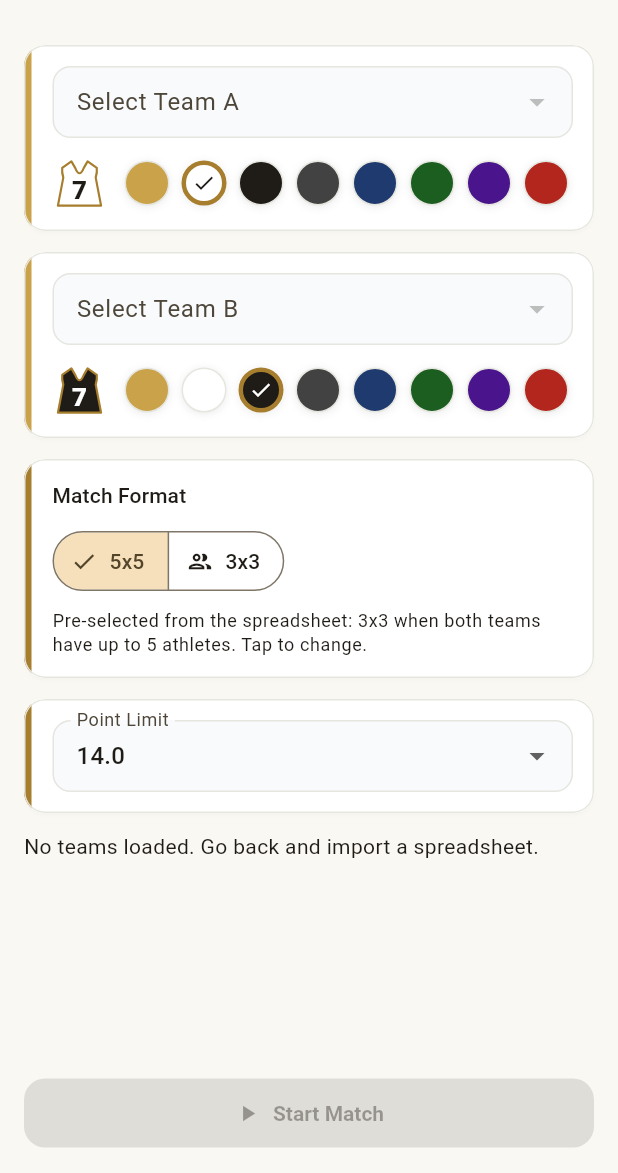
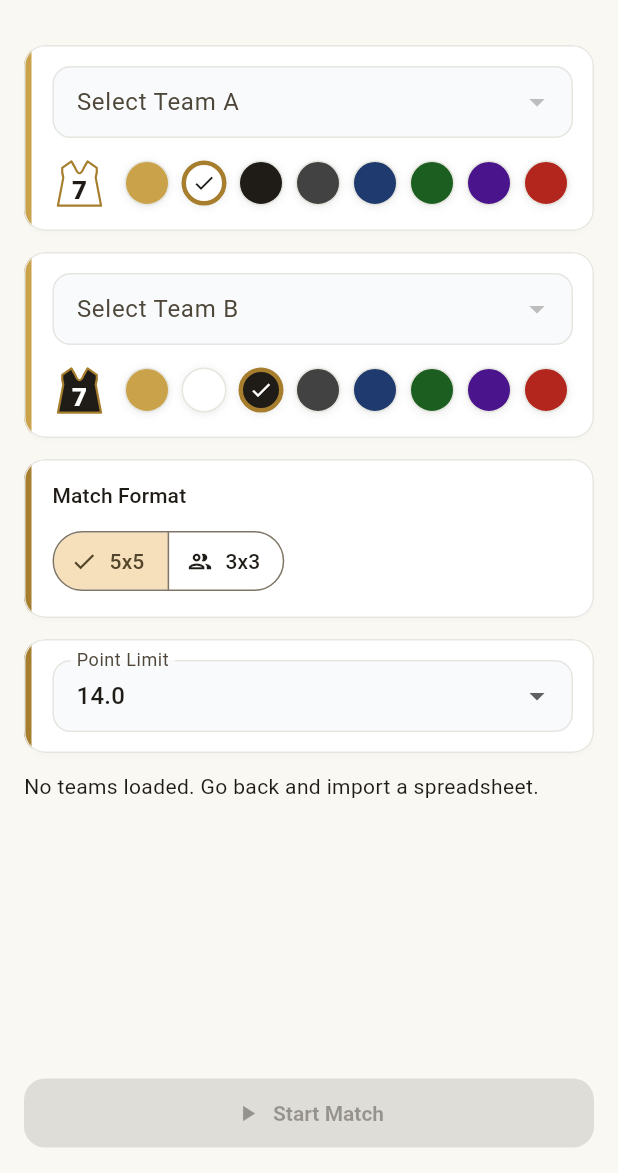
Before and after one commit to gnpazinato/IWBF-Team-Points-Control, a Flutter app: the MatchSetupScreen screen opened directly, on a phone screen of 412 x 824 dp, the part 63-1236 px from its top. Run offline on Flutter 3.47's test engine with Material 3 defaults, Android fonts, the phone set to English and light mode, and no system bars; our stand-ins replace file_picker, shared_preferences, vibration, wakelock_plus, web; missing offline and left inert: dart:js_interop, excel; accounts and stored records are empty.

Commit message:
refactor: remove texto explicativo do card Match Format + docs pós-merge
Pedido do usuário após testar o APK: a regra da sugestão automática não
precisa ficar explícita na UI. Docs (AI_WORK_LOG 0047 + CLAUDE.md)
atualizados para o estado final da entrada.

Co-Authored-By: Claude Fable 5 <noreply@anthropic.com>

```diff
--- a/lib/screens/match_setup_screen.dart
+++ b/lib/screens/match_setup_screen.dart
@@ -457,12 +457,6 @@ class _MatchFormatSelector extends StatelessWidget {
           onSelectionChanged: (Set<MatchFormat> selection) =>
               onChanged(selection.first),
         ),
-        const SizedBox(height: 8),
-        Text(
-          'Pre-selected from the spreadsheet: 3x3 when both teams have '
-          'up to 5 athletes. Tap to change.',
-          style: Theme.of(context).textTheme.bodySmall,
-        ),
       ],
     );
   }
```
Also changed, not shown: 2 other files.
